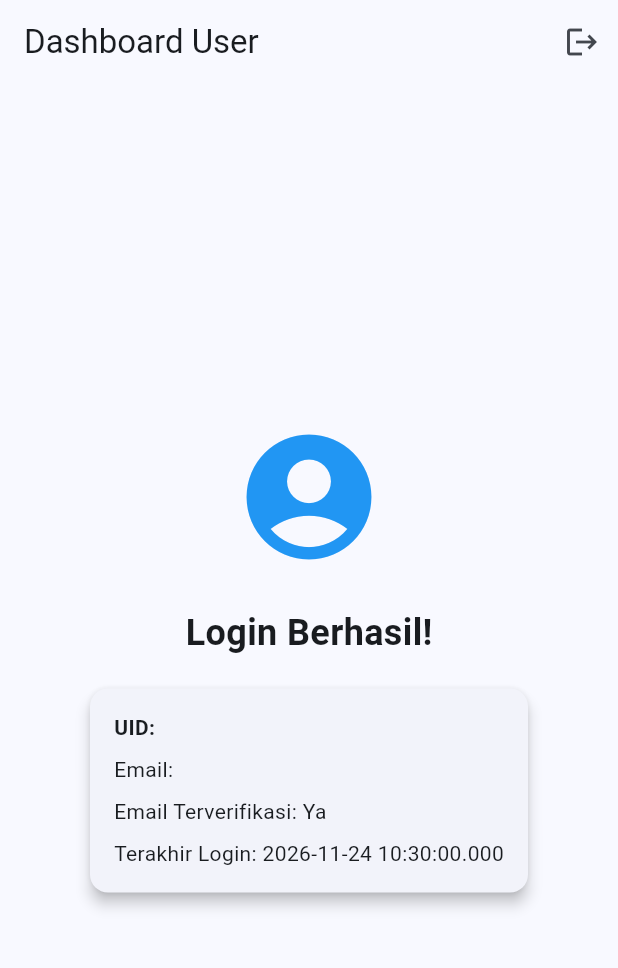
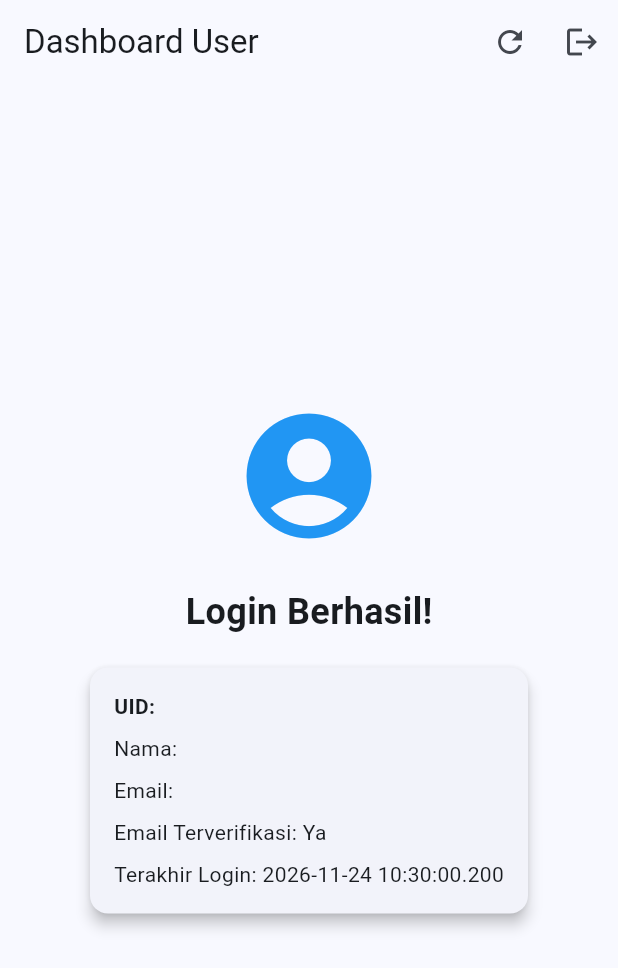
Before and after one commit to daffadermawan30/api-firebase, a Flutter app: the screen it shows once a user with an empty profile is signed in, on a phone screen of 412 x 824 dp. Shown: the top 968 px of the screen. Run offline on Flutter 3.47's test engine with Material 3 defaults, Android fonts, the phone set to English and light mode, and no system bars; our stand-ins replace firebase_auth, firebase_core; accounts and stored records are empty.

Commit message:
feat: add user profile avatar from firebase photoURL

```diff
--- a/lib/pages/user_info_screen.dart
+++ b/lib/pages/user_info_screen.dart
@@ -1,13 +1,81 @@
 import 'package:flutter/material.dart';
 import 'package:firebase_auth/firebase_auth.dart';
 
-class UserInfoScreen extends StatelessWidget {
+class UserInfoScreen extends StatefulWidget {
   final User user;
 
   const UserInfoScreen({super.key, required this.user});
 
+  @override
+  State<UserInfoScreen> createState() => _UserInfoScreenState();
+}
+
+class _UserInfoScreenState extends State<UserInfoScreen> {
+  late User _currentUser;
+
+  @override
+  void initState() {
+    super.initState();
+    _currentUser = widget.user;
+    _refreshUser();
+  }
+
+  @override
+  void didUpdateWidget(covariant UserInfoScreen oldWidget) {
+    super.didUpdateWidget(oldWidget);
+    if (oldWidget.user.uid != widget.user.uid) {
+      _currentUser = widget.user;
+      _refreshUser();
+    }
+  }
+
+  Future<void> _refreshUser() async {
+    try {
+      await FirebaseAuth.instance.currentUser?.reload();
+      final updatedUser = FirebaseAuth.instance.currentUser;
+      if (mounted && updatedUser != null) {
+        setState(() {
+          _currentUser = updatedUser;
+        });
+      }
+    } catch (_) {
+      // Tetap gunakan data user yang tersimpan jika gagal memuat ulang
+    }
+  }
+
   Future<void> _logout() async {
     await FirebaseAuth.instance.signOut();
+  }
+
+  Widget _buildAvatar() {
+    final photoUrl = _currentUser.photoURL;
+    if (photoUrl == null || photoUrl.isEmpty) {
+      return const Icon(Icons.account_circle, size: 100, color: Colors.blue);
+    }
+
+    return CircleAvatar(
+      radius: 50,
+      backgroundColor: Colors.blue.shade50,
+      child: ClipOval(
+        child: Image.network(
+          photoUrl,
+          width: 100,
+          height: 100,
+          fit: BoxFit.cover,
+          loadingBuilder: (context, child, loadingProgress) {
+            if (loadingProgress == null) return child;
+            return const CircularProgressIndicator(strokeWidth: 2);
+          },
+          errorBuilder: (context, error, stackTrace) {
+            return const Icon(
+              Icons.account_circle,
+              size: 100,
+              color: Colors.blue,
+            );
+          },
+        ),
+      ),
+    );
   }
 
   @override
@@ -16,6 +84,11 @@ class UserInfoScreen extends StatelessWidget {
       appBar: AppBar(
         title: const Text('Dashboard User'),
         actions: [
+          IconButton(
+            icon: const Icon(Icons.refresh),
+            onPressed: _refreshUser,
+            tooltip: 'Refresh Profil',
+          ),
           IconButton(
             icon: const Icon(Icons.logout),
             onPressed: _logout,
@@ -30,7 +103,7 @@ class UserInfoScreen extends StatelessWidget {
             mainAxisAlignment: MainAxisAlignment.center,
             crossAxisAlignment: CrossAxisAlignment.center,
             children: [
-              const Icon(Icons.account_circle, size: 100, color: Colors.blue),
+              _buildAvatar(),
               const SizedBox(height: 24),
               const Text(
                 'Login Berhasil!',
@@ -45,18 +118,22 @@ class UserInfoScreen extends StatelessWidget {
                     crossAxisAlignment: CrossAxisAlignment.start,
                     children: [
                       Text(
-                        'UID: ${user.uid}',
+                        'UID: ${_currentUser.uid}',
                         style: const TextStyle(fontWeight: FontWeight.bold),
                       ),
                       const SizedBox(height: 8),
-                      Text('Email: ${user.email ?? "Tidak ada email"}'),
+                      Text(
+                        'Nama: ${_currentUser.displayName ?? "Belum diatur"}',
+                      ),
+                      const SizedBox(height: 8),
+                      Text('Email: ${_currentUser.email ?? "Tidak ada email"}'),
                       const SizedBox(height: 8),
                       Text(
-                        'Email Terverifikasi: ${user.emailVerified ? "Ya" : "Tidak"}',
+                        'Email Terverifikasi: ${_currentUser.emailVerified ? "Ya" : "Tidak"}',
                       ),
                       const SizedBox(height: 8),
                       Text(
-                        'Terakhir Login: ${user.metadata.lastSignInTime?.toString() ?? "-"}',
+                        'Terakhir Login: ${_currentUser.metadata.lastSignInTime?.toString() ?? "-"}',
                       ),
                     ],
                   ),
```
